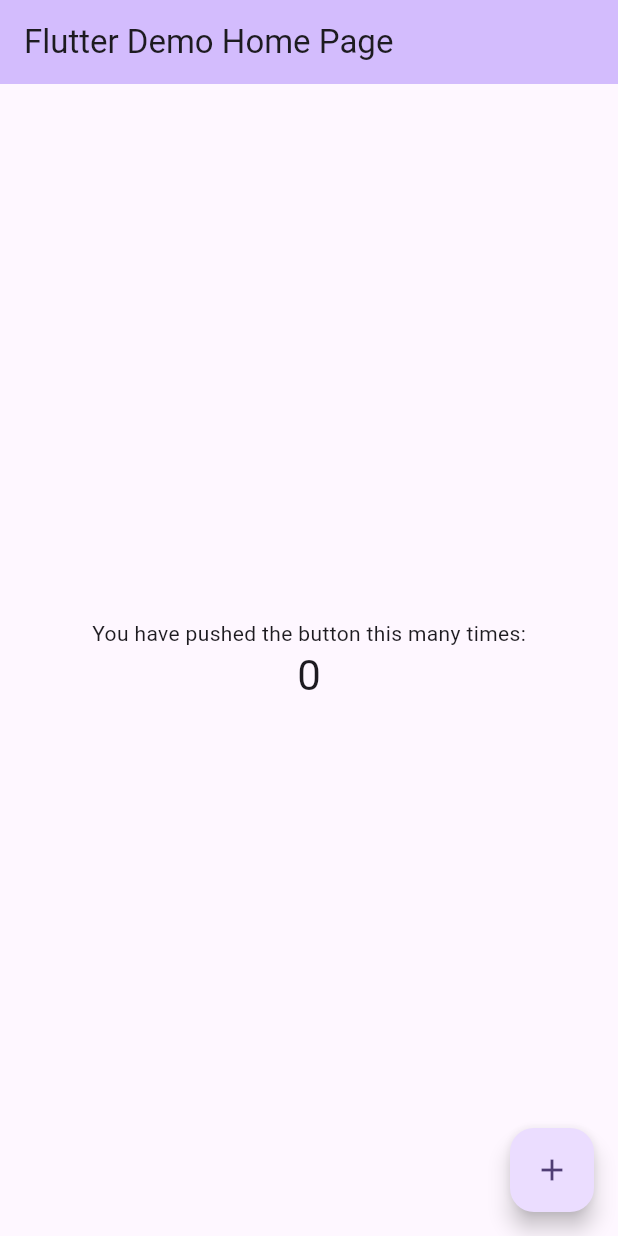
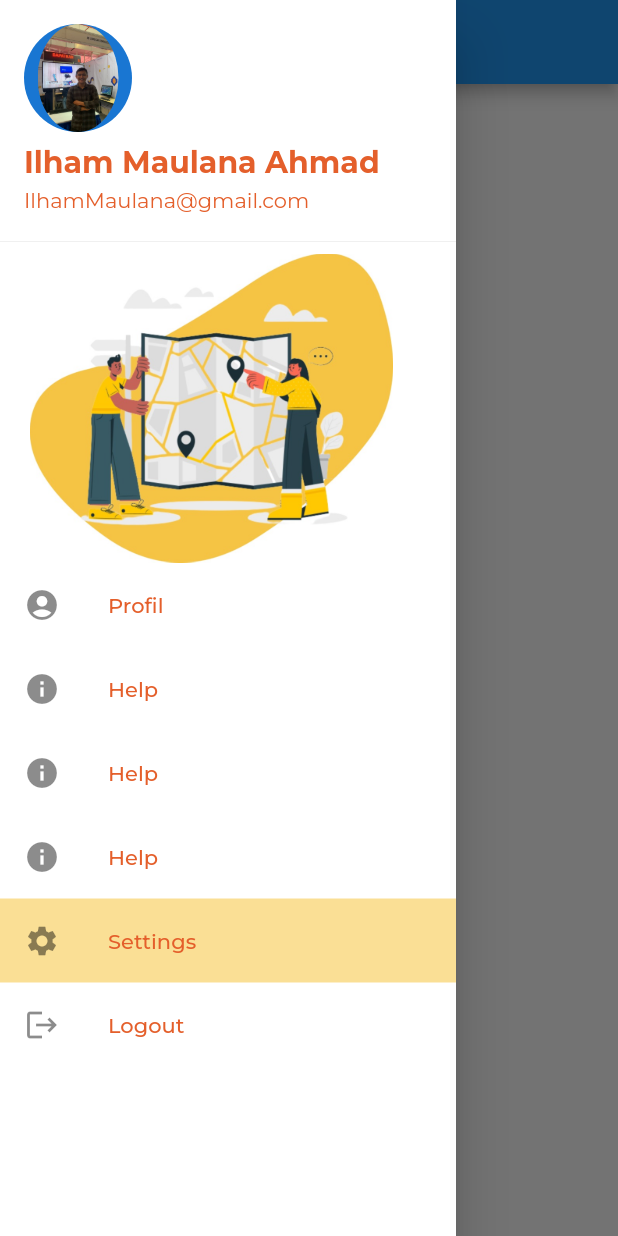
Before and after one commit to DavidTimoteus/route_wise, a Flutter app: the screen it shows after launch, with the side drawer open (before the commit the screen has no drawer), on a phone screen of 412 x 824 dp. Run offline on Flutter 3.47's test engine with Material 2 defaults, Android fonts, the light colour scheme and no system bars; our stand-ins replace font_awesome_flutter, google_fonts.

Commit message:
membuat page kelola profile, profile, dan sidebar menu profile

```diff
--- a/lib/main.dart
+++ b/lib/main.dart
@@ -1,125 +1,21 @@
 import 'package:flutter/material.dart';
+import 'package:flutter_application_1/pages/profil_kpl.dart';
+import 'package:google_fonts/google_fonts.dart';
+import 'pages/profil_kpl.dart';
 
 void main() {
   runApp(const MyApp());
 }
-
 class MyApp extends StatelessWidget {
   const MyApp({super.key});
-
-  // This widget is the root of your application.
-  @override
-  Widget build(BuildContext context) {
-    return MaterialApp(
-      title: 'Flutter Demo',
-      theme: ThemeData(
-        // This is the theme of your application.
-        //
-        // TRY THIS: Try running your application with "flutter run". You'll see
-        // the application has a blue toolbar. Then, without quitting the app,
-        // try changing the seedColor in the colorScheme below to Colors.green
-        // and then invoke "hot reload" (save your changes or press the "hot
-        // reload" button in a Flutter-supported IDE, or press "r" if you used
-        // the command line to start the app).
-        //
-        // Notice that the counter didn't reset back to zero; the application
-        // state is not lost during the reload. To reset the state, use hot
-        // restart instead.
-        //
-        // This works for code too, not just values: Most code changes can be
-        // tested with just a hot reload.
-        colorScheme: ColorScheme.fromSeed(seedColor: Colors.deepPurple),
-        useMaterial3: true,
-      ),
-      home: const MyHomePage(title: 'Flutter Demo Home Page'),
-    );
-  }
+@override
+Widget build(BuildContext context){
+  return MaterialApp(
+    theme: ThemeData(
+      textTheme: GoogleFonts.montserratTextTheme(Theme.of(context).textTheme),
+    ),
+    debugShowCheckedModeBanner: false,
+    home: profil_kpl()
+  );
 }
-
-class MyHomePage extends StatefulWidget {
-  const MyHomePage({super.key, required this.title});
-
-  // This widget is the home page of your application. It is stateful, meaning
-  // that it has a State object (defined below) that contains fields that affect
-  // how it looks.
-
-  // This class is the configuration for the state. It holds the values (in this
-  // case the title) provided by the parent (in this case the App widget) and
-  // used by the build method of the State. Fields in a Widget subclass are
-  // always marked "final".
-
-  final String title;
-
-  @override
-  State<MyHomePage> createState() => _MyHomePageState();
 }
-
-class _MyHomePageState extends State<MyHomePage> {
-  int _counter = 0;
-
-  void _incrementCounter() {
-    setState(() {
-      // This call to setState tells the Flutter framework that something has
-      // changed in this State, which causes it to rerun the build method below
-      // so that the display can reflect the updated values. If we changed
-      // _counter without calling setState(), then the build method would not be
-      // called again, and so nothing would appear to happen.
-      _counter++;
-    });
-  }
-
-  @override
-  Widget build(BuildContext context) {
-    // This method is rerun every time setState is called, for instance as done
-    // by the _incrementCounter method above.
-    //
-    // The Flutter framework has been optimized to make rerunning build methods
-    // fast, so that you can just rebuild anything that needs updating rather
-    // than having to individually change instances of widgets.
-    return Scaffold(
-      appBar: AppBar(
-        // TRY THIS: Try changing the color here to a specific color (to
-        // Colors.amber, perhaps?) and trigger a hot reload to see the AppBar
-        // change color while the other colors stay the same.
-        backgroundColor: Theme.of(context).colorScheme.inversePrimary,
-        // Here we take the value from the MyHomePage object that was created by
-        // the App.build method, and use it to set our appbar title.
-        title: Text(widget.title),
-      ),
-      body: Center(
-        // Center is a layout widget. It takes a single child and positions it
-        // in the middle of the parent.
-        child: Column(
-          // Column is also a layout widget. It takes a list of children and
-          // arranges them vertically. By default, it sizes itself to fit its
-          // children horizontally, and tries to be as tall as its parent.
-          //
-          // Column has various properties to control how it sizes itself and
-          // how it positions its children. Here we use mainAxisAlignment to
-          // center the children vertically; the main axis here is the vertical
-          // axis because Columns are vertical (the cross axis would be
-          // horizontal).
-          //
-          // TRY THIS: Invoke "debug painting" (choose the "Toggle Debug Paint"
-          // action in the IDE, or press "p" in the console), to see the
-          // wireframe for each widget.
-          mainAxisAlignment: MainAxisAlignment.center,
-          children: <Widget>[
-            const Text(
-              'You have pushed the button this many times:',
-            ),
-            Text(
-              '$_counter',
-              style: Theme.of(context).textTheme.headlineMedium,
-            ),
-          ],
-        ),
-      ),
-      floatingActionButton: FloatingActionButton(
-        onPressed: _incrementCounter,
-        tooltip: 'Increment',
-        child: const Icon(Icons.add),
-      ), // This trailing comma makes auto-formatting nicer for build methods.
-    );
-  }
-}
--- /dev/null
+++ b/lib/pages/profil_kpl.dart
@@ -0,0 +1,117 @@
+import 'package:flutter/material.dart';
+import 'package:google_fonts/google_fonts.dart';
+
+
+
+class profil_kpl extends StatelessWidget {
+  @override
+  Widget build(BuildContext context) {
+    return Scaffold(
+      appBar: AppBar(
+        title: Text('My App'),
+      ),
+      body: Center(
+        child: Text('PT Sekawan Mulya'),
+      ),
+      drawer: MyDrawer(),
+    );
+  }
+}
+
+class MyDrawer extends StatefulWidget{
+  @override
+  _MyDrawerState createState() => _MyDrawerState();
+}
+
+class _MyDrawerState extends State<MyDrawer> {
+  @override
+  Widget build(BuildContext context) {
+    bool isProfilSelected = false;
+    return Drawer(
+      backgroundColor: Colors.white,
+      child: ListView(
+        padding: EdgeInsets.zero,
+        children: <Widget>[
+          UserAccountsDrawerHeader(
+            decoration: BoxDecoration(color: Colors.white),
+            accountName: Text("Ilham Maulana Ahmad",style: GoogleFonts.montserrat(color: Color(0xFFE45F2B), fontWeight: FontWeight.w700, fontSize: 20)),
+            accountEmail: Text("IlhamMaulana@gmail.com",style: GoogleFonts.montserrat(color: Color(0xFFE45F2B), fontWeight: FontWeight.w400)),
+            currentAccountPicture: CircleAvatar(
+              child: ClipOval(child: Image.asset('asset/images/Profile.jpg')),
+            ),
+          ),
+          Container(
+             height: MediaQuery.of(context).size.height / 4,
+                            padding: EdgeInsets.only(left: 20),
+                            child: Align(
+                              alignment: Alignment.centerLeft,
+                              child: Image.asset(
+                                "asset/images/DB Route.png",
+                                fit: BoxFit
+                                    .cover, // Jika diperlukan, atur sesuai kebutuhan Anda
+                              ),
+                            ),
+                    ),
+
+          ListTile(
+            leading: Icon(Icons.account_circle),
+            title: Text('Profil',style: TextStyle(color: Color(0xFFE45F2B)),),
+            onTap: () {
+              Navigator.pop(context);
+              setState(() {
+                isProfilSelected = true; // Set `isProfilSelected` ke `true` saat Profil dipilih
+              });
+            },
+          ),
+          ListTile(
+            leading: Icon(Icons.info),
+            title: Text('Help',style: TextStyle(color: Color(0xFFE45F2B)),),
+            onTap: () {
+              Navigator.pop(context);
+              setState(() {
+                isProfilSelected = true; // Set `isProfilSelected` ke `true` saat Profil dipilih
+              });
+            },
+          ),
+          ListTile(
+            leading: Icon(Icons.info),
+            title: Text('Help',style: TextStyle(color: Color(0xFFE45F2B)),),
+            onTap: () {
+              Navigator.pop(context);
+              setState(() {
+                isProfilSelected = true; // Set `isProfilSelected` ke `true` saat Profil dipilih
+              });
+            },
+          ),
+          ListTile(
+            leading: Icon(Icons.info),
+            title: Text('Help',style: TextStyle(color: Color(0xFFE45F2B)),),
+            onTap: () {
+              Navigator.pop(context);
+              setState(() {
+                isProfilSelected = true; // Set `isProfilSelected` ke `true` saat Profil dipilih
+              });
+            },
+          ),
+          ListTile(
+            tileColor: Color.fromARGB(139, 246, 196, 60),
+            leading: Icon(Icons.settings),
+            title: Text('Settings',style: TextStyle(color: Color(0xFFE45F2B)),),
+            onTap: () {
+              Navigator.pop(context);
+            },
+          ),
+          ListTile(
+            leading: Icon(Icons.logout),
+            title: Text('Logout',style: TextStyle(color: Color(0xFFE45F2B)),),
+            onTap: () {
+              // Tindakan yang diambil saat keluar dipilih
+              Navigator.pop(context); // Tutup drawer
+              // Tambahkan kode logout di sini
+            },
+          ),
+        ],
+      ),
+    );
+  }
+}
```
Also changed, not shown: lib/pages/KelolaProfil.dart (added, +162 -0 lines), lib/pages/Profil.dart (added, +157 -0 lines), pubspec.yaml (+7 -5 lines), asset/images/DB Route.png (added), asset/images/Profile.jpg (added), pubspec.lock, 21 other files.
